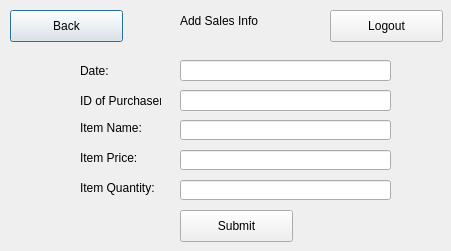
Qt form QtGui/addSalesInfo.ui (Tligtvoet/goat-bulk) before a commit.
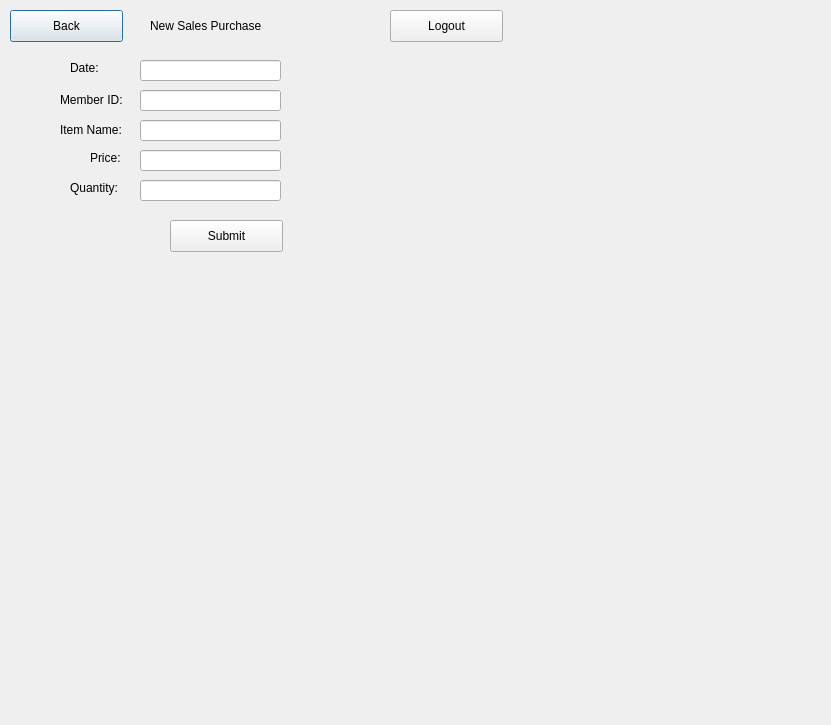
The same form after that commit.

The edit to the form file:
```diff
--- a/QtGui/addSalesInfo.ui
+++ b/QtGui/addSalesInfo.ui
@@ -6,69 +6,13 @@
    <rect>
     <x>0</x>
     <y>0</y>
-    <width>451</width>
-    <height>251</height>
+    <width>831</width>
+    <height>725</height>
    </rect>
   </property>
   <property name="windowTitle">
    <string>Dialog</string>
   </property>
-  <widget class="QLabel" name="password">
-   <property name="geometry">
-    <rect>
-     <x>80</x>
-     <y>90</y>
-     <width>81</width>
-     <height>21</height>
-    </rect>
-   </property>
-   <property name="text">
-    <string>ID of Purchaser:</string>
-   </property>
-  </widget>
-  <widget class="QLineEdit" name="lineEdit_itemName">
-   <property name="geometry">
-    <rect>
-     <x>180</x>
-     <y>120</y>
-     <width>211</width>
-     <height>20</height>
-    </rect>
-   </property>
-  </widget>
-  <widget class="QLineEdit" name="lineEdit_itemDate">
-   <property name="geometry">
-    <rect>
-     <x>180</x>
-     <y>60</y>
-     <width>211</width>
-     <height>21</height>
-    </rect>
-   </property>
-  </widget>
-  <widget class="QLineEdit" name="lineEdit_membID">
-   <property name="geometry">
-    <rect>
-     <x>180</x>
-     <y>90</y>
-     <width>211</width>
-     <height>21</height>
-    </rect>
-   </property>
-  </widget>
-  <widget class="QLabel" name="username">
-   <property name="geometry">
-    <rect>
-     <x>80</x>
-     <y>60</y>
-     <width>81</width>
-     <height>21</height>
-    </rect>
-   </property>
-   <property name="text">
-    <string>Date:</string>
-   </property>
-  </widget>
   <widget class="QPushButton" name="back_button">
    <property name="geometry">
     <rect>
@@ -82,49 +26,10 @@
     <string>Back</string>
    </property>
   </widget>
-  <widget class="QPushButton" name="button_submit">
-   <property name="geometry">
-    <rect>
-     <x>180</x>
-     <y>210</y>
-     <width>113</width>
-     <height>32</height>
-    </rect>
-   </property>
-   <property name="text">
-    <string>Submit</string>
-   </property>
-  </widget>
-  <widget class="QLabel" name="adminstatus">
-   <property name="geometry">
-    <rect>
-     <x>80</x>
-     <y>120</y>
-     <width>131</width>
-     <height>16</height>
-    </rect>
-   </property>
-   <property name="text">
-    <string>Item Name:</string>
-   </property>
-  </widget>
-  <widget class="QLabel" name="addmemberlogo">
-   <property name="geometry">
-    <rect>
-     <x>180</x>
-     <y>10</y>
-     <width>91</width>
-     <height>21</height>
-    </rect>
-   </property>
-   <property name="text">
-    <string>Add Sales Info</string>
-   </property>
-  </widget>
   <widget class="QPushButton" name="logout_button">
    <property name="geometry">
     <rect>
-     <x>330</x>
+     <x>390</x>
      <y>10</y>
      <width>113</width>
      <height>32</height>
@@ -134,50 +39,145 @@
     <string>Logout</string>
    </property>
   </widget>
-  <widget class="QLineEdit" name="lineEdit_itemCost">
-   <property name="geometry">
-    <rect>
-     <x>180</x>
-     <y>150</y>
-     <width>211</width>
-     <height>20</height>
-    </rect>
-   </property>
-  </widget>
-  <widget class="QLineEdit" name="lineEdit_itemQuantity">
-   <property name="geometry">
-    <rect>
-     <x>180</x>
-     <y>180</y>
-     <width>211</width>
-     <height>20</height>
-    </rect>
-   </property>
-  </widget>
   <widget class="QLabel" name="label">
    <property name="geometry">
     <rect>
-     <x>80</x>
-     <y>150</y>
-     <width>71</width>
-     <height>16</height>
+     <x>150</x>
+     <y>10</y>
+     <width>141</width>
+     <height>31</height>
     </rect>
    </property>
    <property name="text">
-    <string>Item Price:</string>
+    <string>New Sales Purchase</string>
    </property>
   </widget>
   <widget class="QLabel" name="label_2">
    <property name="geometry">
     <rect>
-     <x>80</x>
-     <y>180</y>
+     <x>70</x>
+     <y>60</y>
+     <width>60</width>
+     <height>16</height>
+    </rect>
+   </property>
+   <property name="text">
+    <string>Date:</string>
+   </property>
+  </widget>
+  <widget class="QLabel" name="label_3">
+   <property name="geometry">
+    <rect>
+     <x>60</x>
+     <y>90</y>
      <width>81</width>
+     <height>20</height>
+    </rect>
+   </property>
+   <property name="text">
+    <string>Member ID:</string>
+   </property>
+  </widget>
+  <widget class="QLabel" name="label_4">
+   <property name="geometry">
+    <rect>
+     <x>60</x>
+     <y>120</y>
+     <width>81</width>
+     <height>20</height>
+    </rect>
+   </property>
+   <property name="text">
+    <string>Item Name:</string>
+   </property>
+  </widget>
+  <widget class="QLabel" name="label_5">
+   <property name="geometry">
+    <rect>
+     <x>90</x>
+     <y>150</y>
+     <width>60</width>
      <height>16</height>
     </rect>
    </property>
    <property name="text">
-    <string>Item Quantity:</string>
+    <string>Price: </string>
+   </property>
+  </widget>
+  <widget class="QLabel" name="label_6">
+   <property name="geometry">
+    <rect>
+     <x>70</x>
+     <y>180</y>
+     <width>60</width>
+     <height>16</height>
+    </rect>
+   </property>
+   <property name="text">
+    <string>Quantity:</string>
+   </property>
+  </widget>
+  <widget class="QLineEdit" name="lineEdit_itemDate">
+   <property name="geometry">
+    <rect>
+     <x>140</x>
+     <y>60</y>
+     <width>141</width>
+     <height>21</height>
+    </rect>
+   </property>
+  </widget>
+  <widget class="QLineEdit" name="lineEdit_membID">
+   <property name="geometry">
+    <rect>
+     <x>140</x>
+     <y>90</y>
+     <width>141</width>
+     <height>21</height>
+    </rect>
+   </property>
+  </widget>
+  <widget class="QLineEdit" name="lineEdit_itemName">
+   <property name="geometry">
+    <rect>
+     <x>140</x>
+     <y>120</y>
+     <width>141</width>
+     <height>21</height>
+    </rect>
+   </property>
+  </widget>
+  <widget class="QLineEdit" name="lineEdit_itemCost">
+   <property name="geometry">
+    <rect>
+     <x>140</x>
+     <y>150</y>
+     <width>141</width>
+     <height>21</height>
+    </rect>
+   </property>
+  </widget>
+  <widget class="QLineEdit" name="lineEdit_itemQuantity">
+   <property name="geometry">
+    <rect>
+     <x>140</x>
+     <y>180</y>
+     <width>141</width>
+     <height>21</height>
+    </rect>
+   </property>
+  </widget>
+  <widget class="QPushButton" name="button_submit">
+   <property name="geometry">
+    <rect>
+     <x>170</x>
+     <y>220</y>
+     <width>113</width>
+     <height>32</height>
+    </rect>
+   </property>
+   <property name="text">
+    <string>Submit</string>
    </property>
   </widget>
  </widget>
```
